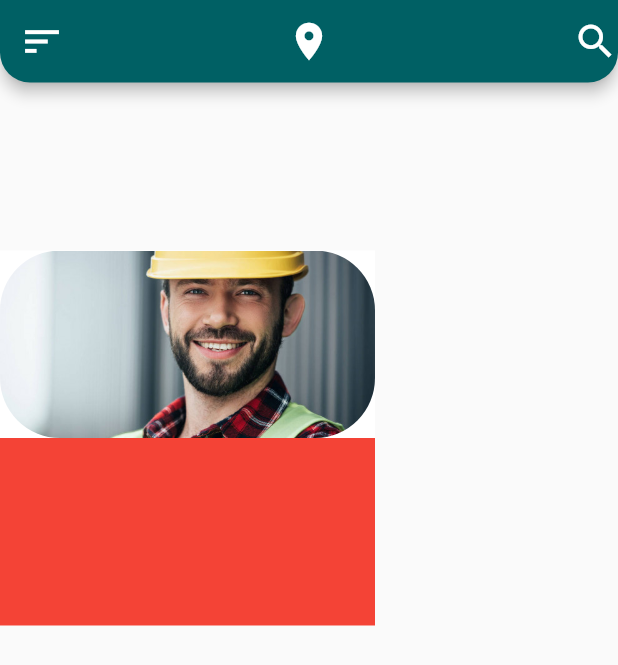
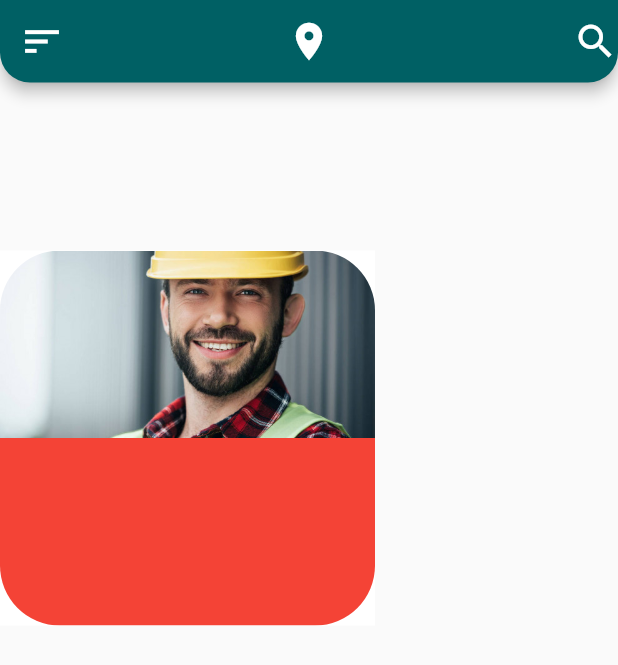
Before and after one commit to Yassin-H-Rassul/first-assignment-project, a Flutter app: the screen it shows after launch, on a phone screen of 412 x 824 dp. Shown: the top 665 px of the screen. Run offline on Flutter 3.47's test engine with Material 2 defaults, Android fonts, the phone set to English and light mode, and no system bars; our stand-ins replace carousel_slider.

Commit message:
fixing worker container

```diff
--- a/lib/worker_item.dart
+++ b/lib/worker_item.dart
@@ -10,24 +10,27 @@ class WorkerItem extends StatelessWidget {
       width: 250,
       height: 250,
       color: Colors.white,
-        child: Column(children: [
+      child: ClipRRect(
+        borderRadius: BorderRadius.circular(40),
+        child: Column(
+          children: [
             Container(
               height: 125,
               width: 250,
               // color: Colors.blue,
-            child: ClipRRect(
-              borderRadius: BorderRadius.circular(40),
               child: Image.asset(
                 'images/smilingWorker.jpg',
                 fit: BoxFit.cover,
-              ),
               ),
             ),
             Container(
               height: 125,
               color: Colors.red,
             ),
-        ])
+          ],
+        ),
+      ),
+
       // Stack(
       //   children: [
       //     Positioned.fill(
```
Lines whose indentation alone changed are shown as unchanged.
